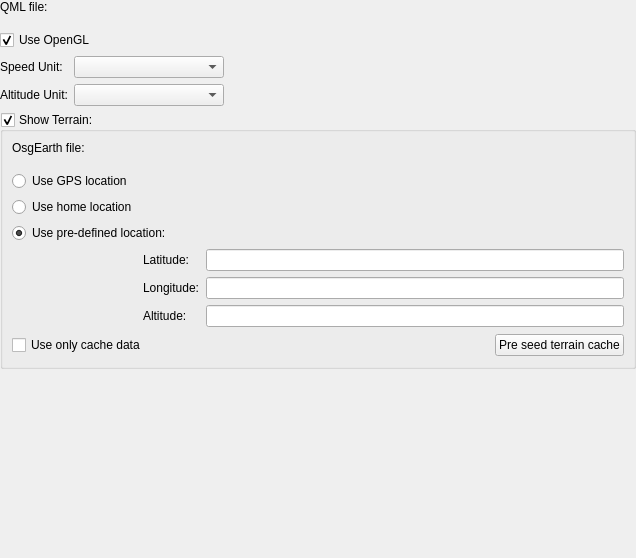
Above: ground/openpilotgcs/src/plugins/pfdqml/pfdqmlgadgetoptionspage.ui from librepilot/LibrePilot before the change. Below: the same form after it.
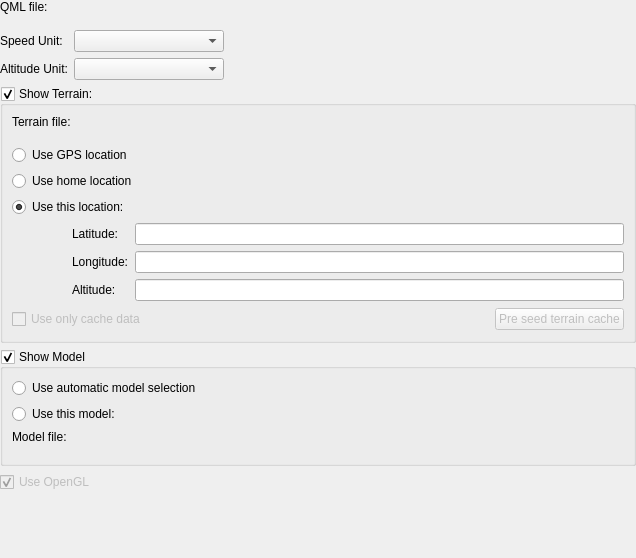
That is the form after the change. Custom widgets are drawn as their Qt base class.

Commit message: OP-1518 added model related options to PFD (wip)

```diff
--- a/ground/openpilotgcs/src/plugins/pfdqml/pfdqmlgadgetoptionspage.ui
+++ b/ground/openpilotgcs/src/plugins/pfdqml/pfdqmlgadgetoptionspage.ui
@@ -95,18 +95,11 @@
          </item>
         </layout>
        </item>
-       <item>
-        <widget class="QCheckBox" name="useOpenGL">
-         <property name="text">
-          <string>Use OpenGL</string>
-         </property>
-         <property name="checked">
-          <bool>true</bool>
-         </property>
-        </widget>
-       </item>
        <item>
         <layout class="QFormLayout" name="formLayout_2">
+         <property name="fieldGrowthPolicy">
+          <enum>QFormLayout::AllNonFixedFieldsGrow</enum>
+         </property>
          <item row="0" column="0">
           <widget class="QLabel" name="label_6">
            <property name="text">
@@ -151,24 +144,8 @@
          <property name="checkable">
           <bool>true</bool>
          </property>
-         <layout class="QGridLayout" name="gridLayout_2">
-          <item row="4" column="0">
-           <spacer name="horizontalSpacer">
-            <property name="orientation">
-             <enum>Qt::Horizontal</enum>
-            </property>
-            <property name="sizeType">
-             <enum>QSizePolicy::Fixed</enum>
-            </property>
-            <property name="sizeHint" stdset="0">
-             <size>
-              <width>16</width>
-              <height>16</height>
-             </size>
-            </property>
-           </spacer>
-          </item>
-          <item row="0" column="0" colspan="4">
+         <layout class="QVBoxLayout" name="verticalLayout_4">
+          <item>
            <layout class="QHBoxLayout" name="horizontalLayout_3" stretch="0,0">
             <property name="spacing">
              <number>10</number>
@@ -182,7 +159,7 @@
             <item>
              <widget class="QLabel" name="label_2">
               <property name="text">
-               <string>OsgEarth file:</string>
+               <string>Terrain file:</string>
               </property>
              </widget>
             </item>
@@ -198,25 +175,35 @@
             </item>
            </layout>
           </item>
-          <item row="1" column="0" colspan="2">
+          <item>
            <widget class="QRadioButton" name="useGPSLocation">
             <property name="text">
              <string>Use GPS location</string>
             </property>
            </widget>
           </item>
-          <item row="3" column="0" colspan="3">
+          <item>
+           <widget class="QRadioButton" name="useHomeLocation">
+            <property name="text">
+             <string>Use home location</string>
+            </property>
+           </widget>
+          </item>
+          <item>
            <widget class="QRadioButton" name="usePredefinedLocation">
             <property name="text">
-             <string>Use pre-defined location:</string>
+             <string>Use this location:</string>
             </property>
             <property name="checked">
              <bool>true</bool>
             </property>
            </widget>
           </item>
-          <item row="4" column="1" colspan="3">
+          <item>
            <layout class="QGridLayout" name="gridLayout">
+            <property name="leftMargin">
+             <number>60</number>
+            </property>
             <item row="0" column="0">
              <widget class="QLabel" name="label_3">
               <property name="text">
@@ -249,43 +236,115 @@
             </item>
            </layout>
           </item>
-          <item row="5" column="0" colspan="2">
-           <widget class="QCheckBox" name="useOnlyCache">
+          <item>
+           <layout class="QHBoxLayout" name="horizontalLayout_4">
+            <item>
+             <widget class="QCheckBox" name="useOnlyCache">
+              <property name="enabled">
+               <bool>false</bool>
+              </property>
+              <property name="text">
+               <string>Use only cache data</string>
+              </property>
+              <property name="checkable">
+               <bool>true</bool>
+              </property>
+             </widget>
+            </item>
+            <item>
+             <spacer name="horizontalSpacer_2">
+              <property name="orientation">
+               <enum>Qt::Horizontal</enum>
+              </property>
+              <property name="sizeHint" stdset="0">
+               <size>
+                <width>74</width>
+                <height>24</height>
+               </size>
+              </property>
+             </spacer>
+            </item>
+            <item>
+             <widget class="QPushButton" name="preSeedTerrain">
+              <property name="enabled">
+               <bool>false</bool>
+              </property>
+              <property name="text">
+               <string>Pre seed terrain cache</string>
+              </property>
+             </widget>
+            </item>
+           </layout>
+          </item>
+         </layout>
+        </widget>
+       </item>
+       <item>
+        <widget class="QGroupBox" name="showModel">
+         <property name="title">
+          <string>Show Model</string>
+         </property>
+         <property name="checkable">
+          <bool>true</bool>
+         </property>
+         <layout class="QVBoxLayout" name="verticalLayout_3">
+          <item>
+           <widget class="QRadioButton" name="useAutomaticModel">
             <property name="text">
-             <string>Use only cache data</string>
+             <string>Use automatic model selection</string>
             </property>
            </widget>
           </item>
-          <item row="5" column="2">
-           <spacer name="horizontalSpacer_2">
-            <property name="orientation">
-             <enum>Qt::Horizontal</enum>
-            </property>
-            <property name="sizeHint" stdset="0">
-             <size>
-              <width>74</width>
-              <height>24</height>
-             </size>
-            </property>
-           </spacer>
-          </item>
-          <item row="5" column="3">
-           <widget class="QPushButton" name="preSeedTerrain">
+          <item>
+           <widget class="QRadioButton" name="usePredefinedModel">
             <property name="text">
-             <string>Pre seed terrain cache</string>
+             <string>Use this model:</string>
             </property>
            </widget>
           </item>
-          <item row="2" column="0">
-           <widget class="QRadioButton" name="useHomeLocation">
-            <property name="text">
-             <string>Use home location</string>
+          <item>
+           <layout class="QHBoxLayout" name="horizontalLayout_2">
+            <property name="spacing">
+             <number>10</number>
             </property>
-           </widget>
+            <property name="bottomMargin">
+             <number>10</number>
+            </property>
+            <item>
+             <widget class="QLabel" name="label_8">
+              <property name="text">
+               <string>Model file:</string>
+              </property>
+             </widget>
+            </item>
+            <item>
+             <widget class="Utils::PathChooser" name="modelFile" native="true">
+              <property name="sizePolicy">
+               <sizepolicy hsizetype="MinimumExpanding" vsizetype="MinimumExpanding">
+                <horstretch>0</horstretch>
+                <verstretch>0</verstretch>
+               </sizepolicy>
+              </property>
+             </widget>
+            </item>
+           </layout>
           </item>
          </layout>
         </widget>
        </item>
+       <item>
+        <widget class="QCheckBox" name="useOpenGL">
+         <property name="enabled">
+          <bool>false</bool>
+         </property>
+         <property name="text">
+          <string>Use OpenGL</string>
+         </property>
+         <property name="checked">
+          <bool>true</bool>
+         </property>
+        </widget>
+       </item>
        <item>
         <spacer name="verticalSpacer">
          <property name="orientation">
```
Left out of the diff: 22 changed lines with no effect on the pictures. The commit also changes 5 other files.
